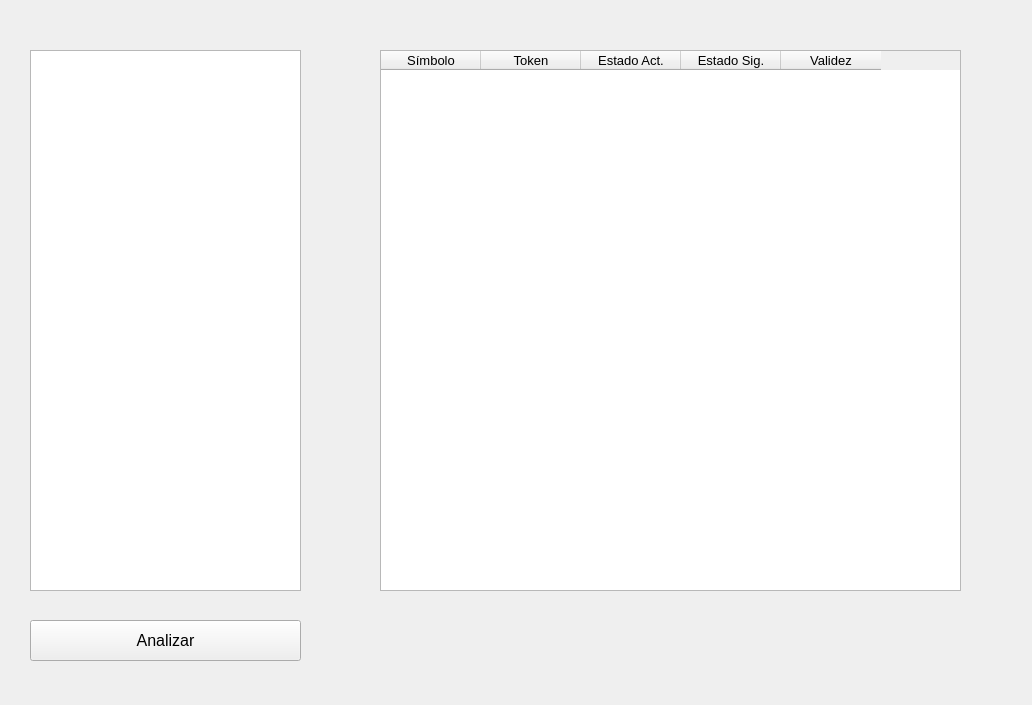
Qt form UI.ui (Dario19999/lexical-analyzer) before a commit.
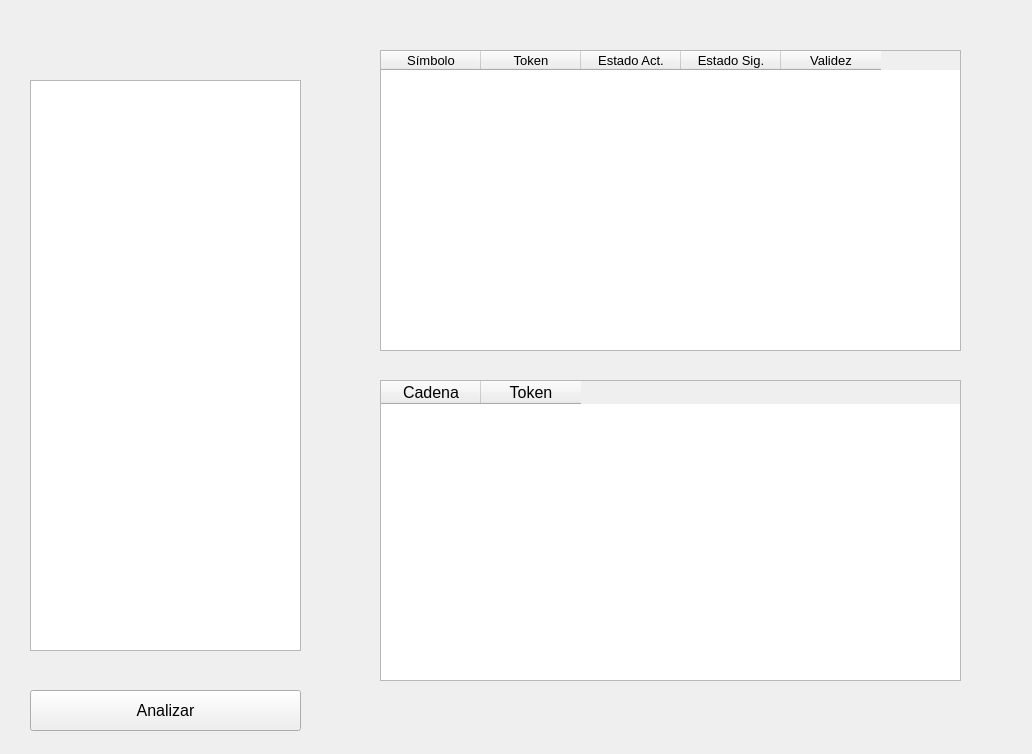
The same form after that commit.

Commit message: falta hacer que regex de exp enteros no tome la parte decimal

Diff of the .ui file:
```diff
--- a/UI.ui
+++ b/UI.ui
@@ -7,7 +7,7 @@
     <x>0</x>
     <y>0</y>
     <width>1032</width>
-    <height>705</height>
+    <height>754</height>
    </rect>
   </property>
   <property name="font">
@@ -26,9 +26,9 @@
     <property name="geometry">
      <rect>
       <x>30</x>
-      <y>50</y>
+      <y>80</y>
       <width>271</width>
-      <height>541</height>
+      <height>571</height>
      </rect>
     </property>
     <property name="font">
@@ -43,7 +43,7 @@
       <x>380</x>
       <y>50</y>
       <width>581</width>
-      <height>541</height>
+      <height>301</height>
      </rect>
     </property>
     <property name="font">
@@ -51,6 +51,9 @@
       <pointsize>10</pointsize>
      </font>
     </property>
+    <property name="frameShadow">
+     <enum>QFrame::Sunken</enum>
+    </property>
     <column>
      <property name="text">
       <string>Símbolo</string>
@@ -81,7 +84,7 @@
     <property name="geometry">
      <rect>
       <x>30</x>
-      <y>620</y>
+      <y>690</y>
       <width>271</width>
       <height>41</height>
      </rect>
@@ -90,6 +93,26 @@
      <string>Analizar</string>
     </property>
    </widget>
+   <widget class="QTableWidget" name="tabla_tokens">
+    <property name="geometry">
+     <rect>
+      <x>380</x>
+      <y>380</y>
+      <width>581</width>
+      <height>301</height>
+     </rect>
+    </property>
+    <column>
+     <property name="text">
+      <string>Cadena</string>
+     </property>
+    </column>
+    <column>
+     <property name="text">
+      <string>Token</string>
+     </property>
+    </column>
+   </widget>
   </widget>
  </widget>
  <resources/>
```
The commit also changes 1 other file.
